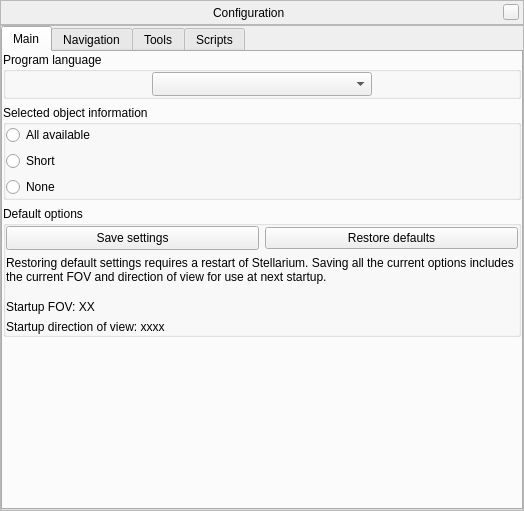
Above: src/gui/configurationDialog.ui from 519984307/stellarium_src before the change. Below: the same form after it.
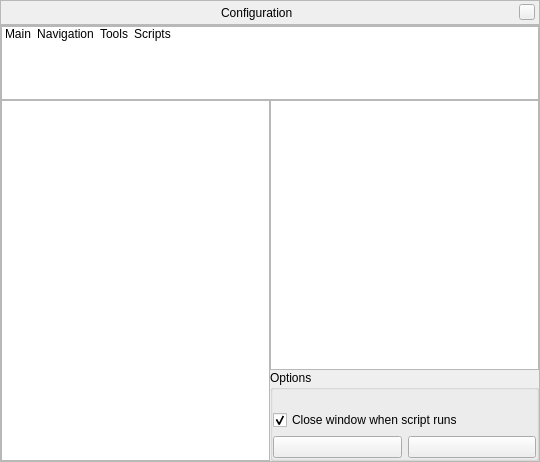
That is the form after the change. Icons and pictures are not drawn. Custom widgets are drawn as their Qt base class.

Commit message: Now use a QListWidget instead of tab widget for managing configuration window tabs.

What changed in the file:
```diff
--- a/src/gui/configurationDialog.ui
+++ b/src/gui/configurationDialog.ui
@@ -6,8 +6,8 @@
    <rect>
     <x>0</x>
     <y>0</y>
-    <width>524</width>
-    <height>511</height>
+    <width>540</width>
+    <height>462</height>
    </rect>
   </property>
   <property name="windowTitle">
@@ -134,21 +134,30 @@
        <number>0</number>
       </property>
       <item row="0" column="0">
-       <widget class="QTabWidget" name="configurationTabWidget">
-        <property name="toolTip">
-         <string/>
+       <widget class="QListWidget" name="stackListWidget">
+        <property name="minimumSize">
+         <size>
+          <width>0</width>
+          <height>74</height>
+         </size>
         </property>
-        <property name="whatsThis">
-         <string/>
+        <property name="maximumSize">
+         <size>
+          <width>16777215</width>
+          <height>74</height>
+         </size>
         </property>
-        <property name="tabPosition">
-         <enum>QTabWidget::North</enum>
+        <property name="focusPolicy">
+         <enum>Qt::NoFocus</enum>
         </property>
-        <property name="tabShape">
-         <enum>QTabWidget::Rounded</enum>
+        <property name="verticalScrollBarPolicy">
+         <enum>Qt::ScrollBarAlwaysOff</enum>
         </property>
-        <property name="currentIndex">
-         <number>0</number>
+        <property name="horizontalScrollBarPolicy">
+         <enum>Qt::ScrollBarAlwaysOff</enum>
+        </property>
+        <property name="selectionMode">
+         <enum>QAbstractItemView::SingleSelection</enum>
         </property>
         <property name="iconSize">
          <size>
@@ -156,18 +165,88 @@
           <height>50</height>
          </size>
         </property>
-        <property name="elideMode">
-         <enum>Qt::ElideNone</enum>
+        <property name="movement">
+         <enum>QListView::Static</enum>
         </property>
-        <widget class="QWidget" name="tabMain">
-         <attribute name="icon">
-          <iconset resource="../../data/mainRes.qrc">
-           <normaloff>:/graphicGui/gui/tabicon-main.png</normaloff>:/graphicGui/gui/tabicon-main.png</iconset>
-         </attribute>
-         <attribute name="title">
+        <property name="flow">
+         <enum>QListView::LeftToRight</enum>
+        </property>
+        <property name="isWrapping" stdset="0">
+         <bool>false</bool>
+        </property>
+        <property name="resizeMode">
+         <enum>QListView::Adjust</enum>
+        </property>
+        <property name="layoutMode">
+         <enum>QListView::SinglePass</enum>
+        </property>
+        <property name="spacing">
+         <number>0</number>
+        </property>
+        <property name="viewMode">
+         <enum>QListView::IconMode</enum>
+        </property>
+        <property name="uniformItemSizes">
+         <bool>false</bool>
+        </property>
+        <property name="wordWrap">
+         <bool>false</bool>
+        </property>
+        <property name="selectionRectVisible">
+         <bool>false</bool>
+        </property>
+        <item>
+         <property name="text">
           <string>Main</string>
-         </attribute>
-         <layout class="QVBoxLayout" name="verticalLayout_6">
+         </property>
+         <property name="icon">
+          <iconset>
+           <normalon>:/graphicGui/gui/tabicon-main.png</normalon>
+          </iconset>
+         </property>
+        </item>
+        <item>
+         <property name="text">
+          <string>Navigation</string>
+         </property>
+         <property name="icon">
+          <iconset>
+           <normalon>:/graphicGui/gui/tabicon-navigation.png</normalon>
+          </iconset>
+         </property>
+        </item>
+        <item>
+         <property name="text">
+          <string>Tools</string>
+         </property>
+         <property name="icon">
+          <iconset>
+           <normalon>:/graphicGui/gui/tabicon-tools.png</normalon>
+          </iconset>
+         </property>
+        </item>
+        <item>
+         <property name="text">
+          <string>Scripts</string>
+         </property>
+         <property name="icon">
+          <iconset>
+           <normalon>:/graphicGui/gui/tabicon-scripts.png</normalon>
+          </iconset>
+         </property>
+        </item>
+       </widget>
+      </item>
+      <item row="1" column="0">
+       <widget class="QStackedWidget" name="configurationStackedWidget">
+        <property name="currentIndex">
+         <number>3</number>
+        </property>
+        <widget class="QWidget" name="page">
+         <layout class="QVBoxLayout" name="verticalLayout_10">
+          <property name="spacing">
+           <number>0</number>
+          </property>
           <property name="margin">
            <number>0</number>
           </property>
@@ -393,30 +472,13 @@
             </layout>
            </widget>
           </item>
-          <item>
-           <spacer name="verticalSpacer_4">
-            <property name="orientation">
-             <enum>Qt::Vertical</enum>
-            </property>
-            <property name="sizeHint" stdset="0">
-             <size>
-              <width>20</width>
-              <height>74</height>
-             </size>
-            </property>
-           </spacer>
-          </item>
          </layout>
         </widget>
-        <widget class="QWidget" name="tabInterface">
-         <attribute name="icon">
-          <iconset resource="../../data/mainRes.qrc">
-           <normaloff>:/graphicGui/gui/tabicon-navigation.png</normaloff>:/graphicGui/gui/tabicon-navigation.png</iconset>
-         </attribute>
-         <attribute name="title">
-          <string>Navigation</string>
-         </attribute>
-         <layout class="QVBoxLayout" name="verticalLayout_7">
+        <widget class="QWidget" name="page_2">
+         <layout class="QVBoxLayout" name="verticalLayout_11">
+          <property name="spacing">
+           <number>0</number>
+          </property>
           <property name="margin">
            <number>0</number>
           </property>
@@ -698,15 +760,11 @@
           </item>
          </layout>
         </widget>
-        <widget class="QWidget" name="tabTools">
-         <attribute name="icon">
-          <iconset resource="../../data/mainRes.qrc">
-           <normaloff>:/graphicGui/gui/tabicon-tools.png</normaloff>:/graphicGui/gui/tabicon-tools.png</iconset>
-         </attribute>
-         <attribute name="title">
-          <string>Tools</string>
-         </attribute>
-         <layout class="QVBoxLayout" name="verticalLayout_4">
+        <widget class="QWidget" name="page_3">
+         <layout class="QVBoxLayout" name="verticalLayout_12">
+          <property name="spacing">
+           <number>0</number>
+          </property>
           <property name="margin">
            <number>0</number>
           </property>
@@ -912,15 +970,11 @@
           </item>
          </layout>
         </widget>
-        <widget class="QWidget" name="tabScripts">
-         <attribute name="icon">
-          <iconset resource="../../data/mainRes.qrc">
-           <normaloff>:/graphicGui/gui/tabicon-scripts.png</normaloff>:/graphicGui/gui/tabicon-scripts.png</iconset>
-         </attribute>
-         <attribute name="title">
-          <string>Scripts</string>
-         </attribute>
-         <layout class="QHBoxLayout" name="horizontalLayout_6">
+        <widget class="QWidget" name="page_4">
+         <layout class="QHBoxLayout" name="horizontalLayout_7">
+          <property name="spacing">
+           <number>0</number>
+          </property>
           <property name="margin">
            <number>0</number>
           </property>
```
Left out of the diff: 26 changed lines with no effect on the pictures. The commit also changes 7 other files.
